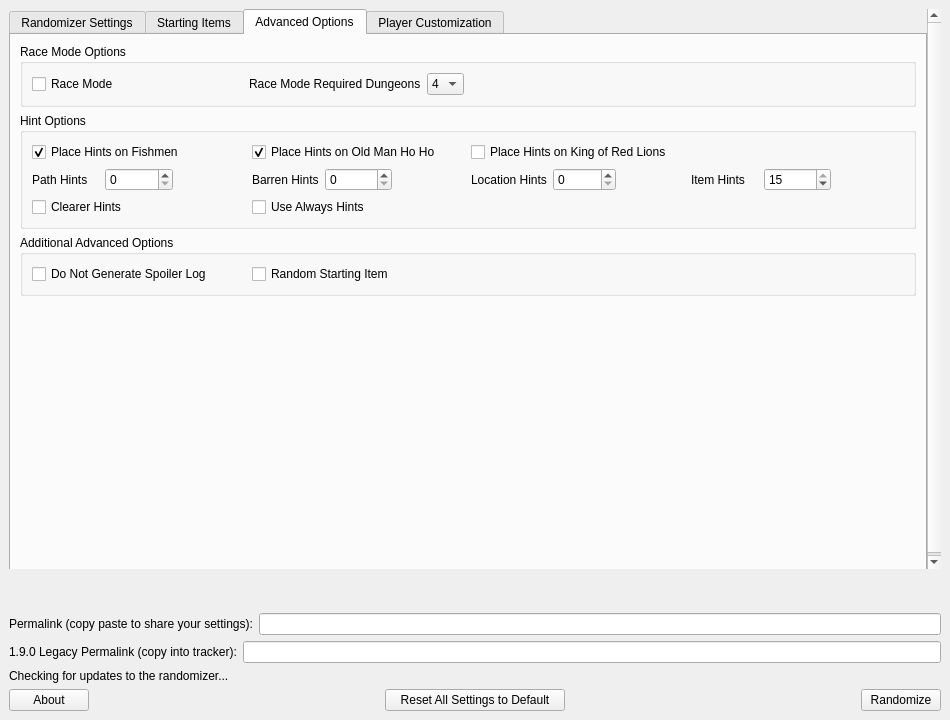
wooferzfg/wwrando, file wwr_ui/randomizer_window.ui: the form before one commit.
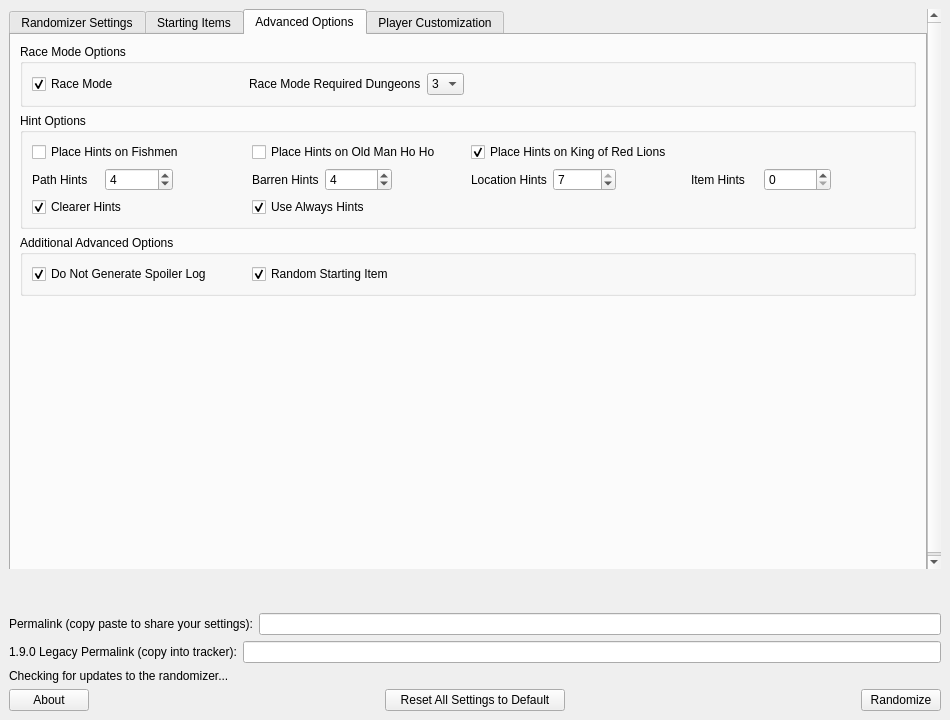
The form after the commit. The open tabs and pages were chosen to show the change.

Patch:
```diff
--- a/wwr_ui/randomizer_window.ui
+++ b/wwr_ui/randomizer_window.ui
@@ -799,6 +799,9 @@
                  <property name="text">
                   <string>Race Mode</string>
                  </property>
+                 <property name="checked">
+                  <bool>true</bool>
+                 </property>
                 </widget>
                </item>
                <item row="0" column="1">
@@ -831,7 +834,7 @@
                     </size>
                    </property>
                    <property name="currentIndex">
-                    <number>3</number>
+                    <number>2</number>
                    </property>
                    <item>
                     <property name="text">
@@ -897,10 +900,7 @@
                     <number>0</number>
                    </property>
                    <property name="maximum">
-                    <number>15</number>
-                   </property>
-                   <property name="value">
-                    <number>15</number>
+                    <number>7</number>
                    </property>
                   </widget>
                  </item>
@@ -914,9 +914,6 @@
                  <property name="text">
                   <string>Place Hints on Old Man Ho Ho</string>
                  </property>
-                 <property name="checked">
-                  <bool>true</bool>
-                 </property>
                 </widget>
                </item>
                <item row="1" column="3">
@@ -924,6 +921,9 @@
                  <property name="text">
                   <string>Place Hints on King of Red Lions</string>
                  </property>
+                 <property name="checked">
+                  <bool>true</bool>
+                 </property>
                 </widget>
                </item>
                <item row="1" column="1">
@@ -931,9 +931,6 @@
                  <property name="text">
                   <string>Place Hints on Fishmen</string>
                  </property>
-                 <property name="checked">
-                  <bool>true</bool>
-                 </property>
                 </widget>
                </item>
                <item row="2" column="2">
@@ -951,7 +948,10 @@
                     <number>0</number>
                    </property>
                    <property name="maximum">
-                    <number>15</number>
+                    <number>7</number>
+                   </property>
+                   <property name="value">
+                    <number>4</number>
                    </property>
                   </widget>
                  </item>
@@ -975,7 +975,10 @@
                     <number>0</number>
                    </property>
                    <property name="maximum">
-                    <number>15</number>
+                    <number>7</number>
+                   </property>
+                   <property name="value">
+                    <number>4</number>
                    </property>
                   </widget>
                  </item>
@@ -999,7 +1002,10 @@
                     <number>0</number>
                    </property>
                    <property name="maximum">
-                    <number>15</number>
+                    <number>7</number>
+                   </property>
+                   <property name="value">
+                    <number>7</number>
                    </property>
                   </widget>
                  </item>
@@ -1013,6 +1019,9 @@
                  <property name="text">
                   <string>Clearer Hints</string>
                  </property>
+                 <property name="checked">
+                  <bool>true</bool>
+                 </property>
                 </widget>
                </item>
                <item row="3" column="2">
@@ -1020,6 +1029,9 @@
                  <property name="text">
                   <string>Use Always Hints</string>
                  </property>
+                 <property name="checked">
+                  <bool>true</bool>
+                 </property>
                 </widget>
                </item>
               </layout>
@@ -1042,6 +1054,9 @@
                  <property name="text">
                   <string>Do Not Generate Spoiler Log</string>
                  </property>
+                 <property name="checked">
+                  <bool>true</bool>
+                 </property>
                 </widget>
                </item>
                <item row="0" column="1">
@@ -1049,6 +1064,9 @@
                  <property name="text">
                   <string>Random Starting Item</string>
                  </property>
+                 <property name="checked">
+                  <bool>true</bool>
+                 </property>
                 </widget>
                </item>
               </layout>
```
Left out of the diff: 24 changed lines with no effect on the pictures.
